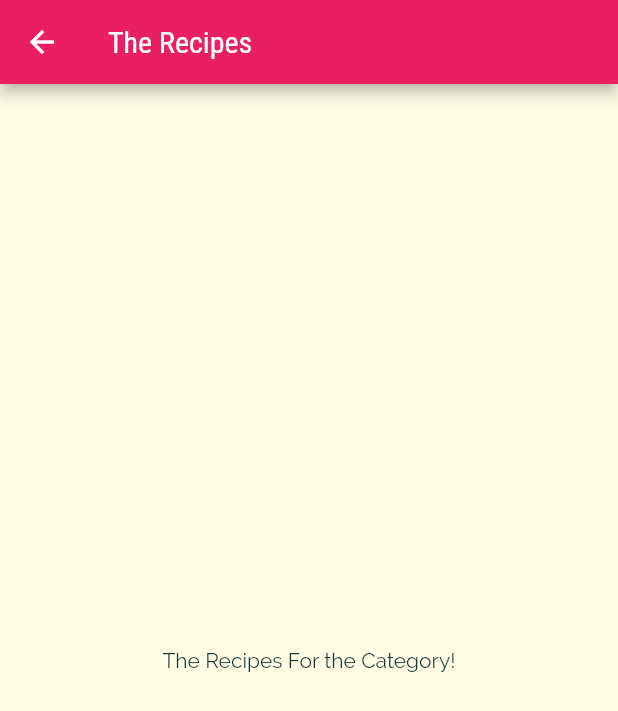
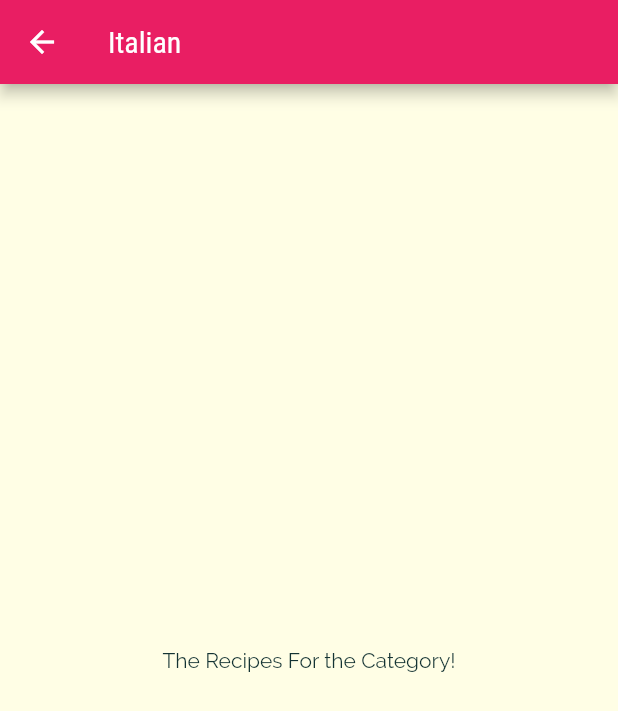
Before and after one commit to yusuf-delvi/deli_meals, a Flutter app: the screen it shows after launch, after a tap on "Italian", on a phone screen of 412 x 824 dp. Shown: the top 711 px of the screen. Run offline on Flutter 3.47's test engine with Material 2 defaults, Android fonts, the phone set to English and light mode, and no system bars.

Commit message:
pass category data into meals page routes

```diff
--- a/lib/categories_page.dart
+++ b/lib/categories_page.dart
@@ -18,7 +18,8 @@ class CategoriesPage extends StatelessWidget {
       padding: const EdgeInsets.all(20),
       children: <Widget>[
         ...(DUMMY_CATEGORIES
-            .map((catData) => CategoryItem(catData.title, catData.color))
+            .map((catData) =>
+                CategoryItem(catData.id, catData.title, catData.color))
             .toList())
       ],
     );
--- a/lib/category_item.dart
+++ b/lib/category_item.dart
@@ -3,8 +3,9 @@ import 'package:flutter/material.dart';
 import './category_meals_page.dart';
 
 class CategoryItem extends StatelessWidget {
-  const CategoryItem(this.title, this.color, {super.key});
+  const CategoryItem(this.id, this.title, this.color, {super.key});
 
+  final String id;
   final String title;
   final Color color;
 
@@ -12,7 +13,7 @@ class CategoryItem extends StatelessWidget {
     Navigator.of(ctx).push(
       MaterialPageRoute(
         builder: (_) {
-          return const CategoryMealsPage();
+          return CategoryMealsPage(id, title);
         },
       ),
     );
--- a/lib/category_meals_page.dart
+++ b/lib/category_meals_page.dart
@@ -1,12 +1,15 @@
 import 'package:flutter/material.dart';
 
 class CategoryMealsPage extends StatelessWidget {
-  const CategoryMealsPage({super.key});
+  const CategoryMealsPage(this.categoryId, this.categoryTitle, {super.key});
+
+  final String categoryId;
+  final String categoryTitle;
 
   @override
   Widget build(BuildContext context) {
     return Scaffold(
-      appBar: AppBar(title: const Text('The Recipes')),
+      appBar: AppBar(title: Text(categoryTitle)),
       body: const Center(
         child: Text('The Recipes For the Category!'),
       ),
```
